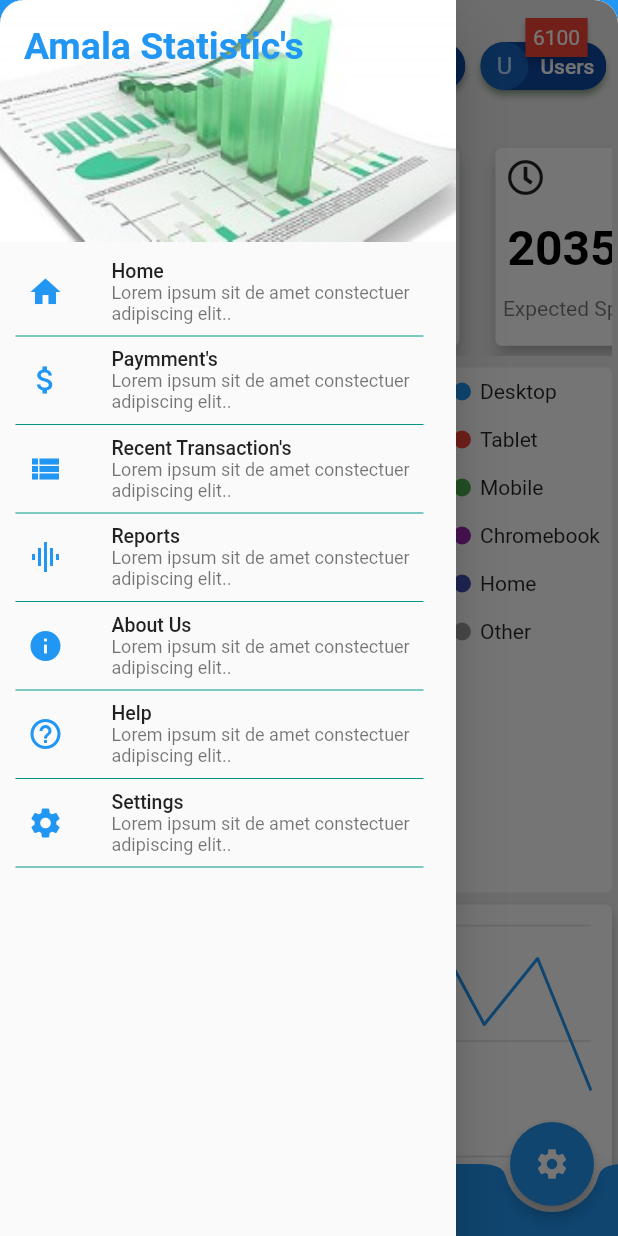
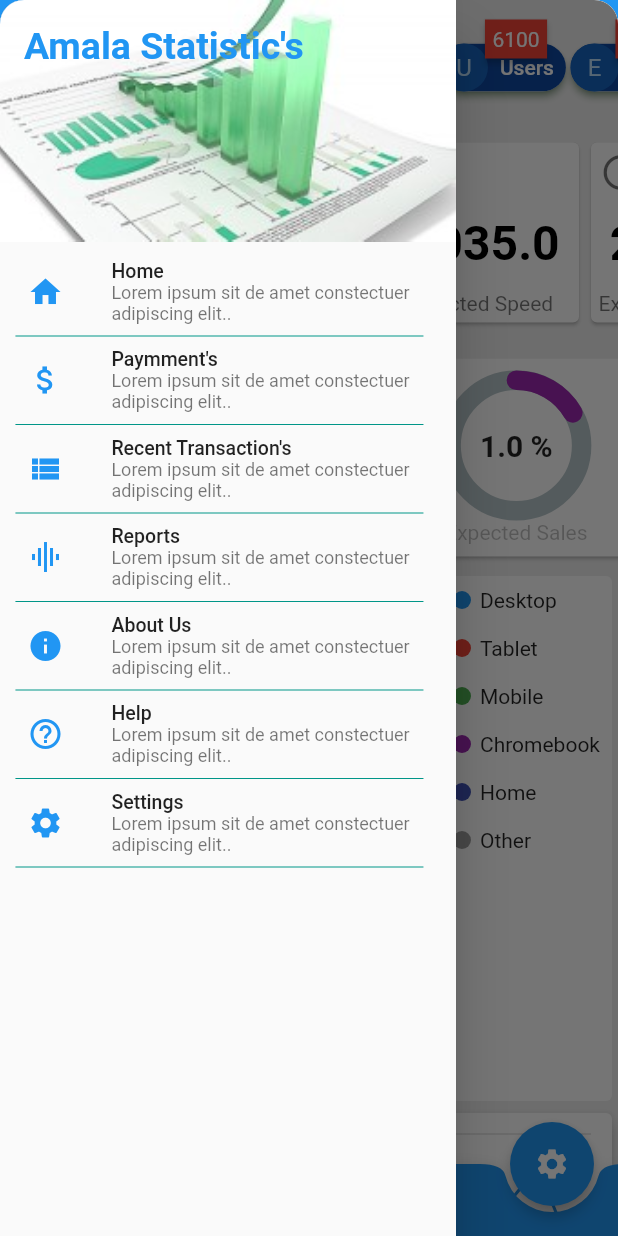
Before and after one commit to elirehema/iirc_flutter_d, a Flutter app: the MyHomeScreen screen opened directly, with the side drawer open, on a phone screen of 412 x 824 dp. Run offline on Flutter 3.47's test engine with Material 2 defaults, Android fonts, the phone set to English and light mode, and no system bars; drawn by our look-alikes of backdrop, badges, percent_indicator; our stand-ins replace charts_flutter, connectivity, flutter_secure_storage, font_awesome_flutter; accounts and stored records are empty.

Commit message:
Resolve Issues

```diff
--- a/lib/screens/screen_home.dart
+++ b/lib/screens/screen_home.dart
@@ -94,22 +94,20 @@ class _HomeScreenState extends State<MyHomeScreen> {
           child: new Container(
             color: colors.backgroundColor,
             child: ListView(
+              scrollDirection: Axis.vertical,
               children: <Widget>[
-                Card(
-                  elevation: 0,
-                  color: colors.backgroundColor,
-                  child: SizedBox(
+                Container(
                   // Horizontal ListView
-                    height: 80,
+                  height: 70,
+                  margin: const EdgeInsets.only(top: 10.0),
                   child: ListView.builder(
                     itemCount: reportTitle.length,
                     scrollDirection: Axis.horizontal,
                     itemBuilder: (context, index) {
                       return Container(
                         width: null,
-                          margin: const EdgeInsets.all(5.0),
+                        margin: const EdgeInsets.only(left: 3.0),
                         alignment: Alignment.center,
-
                         child: ChipWidget(
                           'chip',
                           nameText: reportTitle[index],
@@ -120,14 +118,10 @@ class _HomeScreenState extends State<MyHomeScreen> {
                     },
                   ),
                 ),
-                ),
+                Container(
+                  // Horizontal ListView
+                  height: 150,
 
-                Card(
-                  elevation: 0,
-                  color: Colors.transparent,
-                  child: SizedBox(
-                    // Horizontal ListView
-                    height: 145,
                   child: ListView.builder(
                     itemCount: reportTitle.length,
                     scrollDirection: Axis.horizontal,
@@ -136,23 +130,40 @@ class _HomeScreenState extends State<MyHomeScreen> {
                         width: null,
                         margin: const EdgeInsets.all(0.0),
                         alignment: Alignment.center,
-
                         child: DataCard(
                           'chip',
                           icon: FontAwesomeIcons.clock,
-                            title: '${(2030 * index + 10)/index}',
+                          title: '${(2030 * index + 10) / index}',
                           subTitle: 'Expected Speed ',
 
                         ),
-
                       );
-
                     },
                   ),
                 ),
-
+                Container(
+                  // Horizontal ListView
+                  height: 150,
+                  child: ListView.builder(
+                    itemCount: reportTitle.length,
+                    scrollDirection: Axis.horizontal,
+                    itemBuilder: (context, index) {
+                      return Container(
+                        width: null,
+                        margin: const EdgeInsets.all(0.0),
+                        alignment: Alignment.center,
+                        child: CircularPercentage(
+                          'circular_percentage',
+                          percentage: 0.0833 * index,
+                          title: '${0.5 * index} %',
+                          radius: 100.0,
+                          lineWidth: 13.0,
+                          footer: 'Expected Sales',
                         ),
-
+                      );
+                    },
+                  ),
+                ),
                 Card(
                     elevation: 0.0,
                     child: SizedBox(
@@ -173,87 +184,7 @@ class _HomeScreenState extends State<MyHomeScreen> {
          * Navigation Drawer start here
          * **/
         drawer: Drawer(
-          child: ListView(
-            padding: EdgeInsets.zero,
-            children: <Widget>[
-              DrawerHeader(
-                child: Text(
-                  'Amala Statistic\'s',
-                  style: TextStyle(
-                      fontWeight: FontWeight.bold,
-                      fontSize: 25,
-                      color: Colors.blue),
-                ),
-                decoration: BoxDecoration(
-                  color: Colors.blue,
-                  image: DecorationImage(
-                    image: ExactAssetImage('images/bac_ground_one.jpg'),
-                    fit: BoxFit.cover,
-                  ),
-                ),
-              ),
-              ListTileWidget(
-                'nav_home',
-                title: 'Home',
-                subTitle: _lorem,
-                icon: Icons.home,
-                disabled: false,
-                onTap: () {},
-              ),
-              ListTileWidget(
-                'nav_payments',
-                title: 'Paymment\'s',
-                subTitle: _lorem,
-                icon: Icons.attach_money,
-                disabled: false,
-                onTap: () {
-                  Navigator.pushNamed(context, '/payments');
-                },
-              ),
-              ListTileWidget(
-                'nav_recent_transaction',
-                title: 'Recent Transaction\'s',
-                subTitle: _lorem,
-                disabled: false,
-                icon: Icons.view_list,
-                onTap: () {},
-              ),
-              ListTileWidget(
-                'nav_reports',
-                title: 'Reports',
-                subTitle: _lorem,
-                disabled: false,
-                icon: Icons.graphic_eq,
-                onTap: () {},
-              ),
-              ListTileWidget(
-                'nav_about_us',
-                title: 'About Us',
-                subTitle: _lorem,
-                disabled: false,
-                icon: Icons.info,
-                onTap: () {},
-              ),
-              ListTileWidget(
-                'nav_help',
-                title: 'Help',
-                subTitle: _lorem,
-                disabled: false,
-                icon: Icons.help_outline,
-                onTap: () {},
-              ),
-              ListTileWidget(
-                'nav_settings',
-                title: 'Settings',
-                subTitle: _lorem,
-                disabled: false,
-                icon: Icons.settings,
-                onTap: () {
-                  Navigator.pushNamed(context, '/settings');
-                },
-              ),
-            ],
-          ),
+         child: mDrawerLayout(),
         ),
         /**
          * Bottom navigation  start here **/
--- a/lib/widgets/home_info_cards.dart
+++ b/lib/widgets/home_info_cards.dart
@@ -53,6 +53,9 @@ class _HomeInfoCardsState extends State<HomeInfoCards> {
                   Text('widget.subtitle', style: TextStyle(color: Colors.blue)),
             ),
             Container(
+                padding: EdgeInsets.only(
+          right: size.getWidthPx(12), left: size.getWidthPx(2)),
+
               color: Colors.red[400],
               height: 10.0,
 
--- a/lib/widgets/index.dart
+++ b/lib/widgets/index.dart
@@ -7,12 +7,14 @@ export './gradient_text.dart';
 export './boxfield.dart';
 export './bottom_curve_painter.dart';
 export './visibility.dart';
-export './tile_row.dart';
+export './widget_tile_row.dart';
 export './upper_curve_clipper.dart';
 export './progress_widget.dart';
 export './tabs_chips.dart';
 export './setting_section.dart';
 export './switch_row.dart';
-export './chip_widget.dart';
+export './widget_data_chip.dart';
 export './widget_listile.dart';
 export './widget_data_cards.dart';
+export './widget_percentage.dart';
+export './widget_drawer_layout.dart';
--- a/lib/widgets/widget_data_cards.dart
+++ b/lib/widgets/widget_data_cards.dart
@@ -2,6 +2,8 @@ import 'package:amala_statistics/utils/responsive_screen.dart';
 import 'package:flutter/cupertino.dart';
 import 'package:flutter/material.dart';
 import 'package:amala_statistics/utils/index.dart' as colors;
+import 'package:amala_statistics/widgets/widget_percentage.dart';
+
 
 class DataCard extends StatefulWidget{
 
@@ -36,16 +38,11 @@ class _DataCardsWidgetState extends State<DataCard>{
   @override
   Widget build(BuildContext context) {
     Screen size = Screen(MediaQuery.of(context).size);
-    // TODO: implement build
     return new   Container(
-      width: 160,
-      height: 140,
-      padding: EdgeInsets.only(
-          right: size.getWidthPx(12), left: size.getWidthPx(2)),
-
+      width: 130,
       child: Card(
         color: colors.textPrimaryLightColor,
-        elevation: 5.0,
+        elevation: 1.0,
         child: Column(
           mainAxisSize: MainAxisSize.min,
           crossAxisAlignment: CrossAxisAlignment.start,
@@ -57,6 +54,7 @@ class _DataCardsWidgetState extends State<DataCard>{
                 size: 24.0,
                 semanticLabel:
                 'Text to announce in accessibility modes',
+                color: colors.disabledTextColour,
               ),
             ),
             Padding(
--- a/lib/widgets/chip_widget.dart
+++ b/lib/widgets/widget_data_chip.dart
@@ -1,6 +1,3 @@
-
-
-import 'package:amala_statistics/utils/responsive_screen.dart';
 import 'package:flutter/material.dart';
 import 'package:badges/badges.dart';
 
@@ -23,9 +20,8 @@ class ChipWidget extends StatefulWidget {
 class _ChipWidgetState extends State<ChipWidget> {
   @override
   Widget build(BuildContext context) {
-    Screen size = Screen(MediaQuery.of(context).size);
 
-    // TODO: implement build
+
     return Badge(
       badgeContent: Text(widget.valueText, style: TextStyle(color: Colors.white),),
       position: BadgePosition.topLeft(top: -8, left: 30),
--- /dev/null
+++ b/lib/widgets/widget_drawer_layout.dart
@@ -0,0 +1,94 @@
+import 'package:amala_statistics/widgets/widget_listile.dart';
+import 'package:flutter/material.dart';
+
+class mDrawerLayout extends StatelessWidget {
+  static const String _lorem =
+      "Lorem ipsum sit de amet constectuer adipiscing elit..";
+
+  @override
+  Widget build(BuildContext context) {
+    // TODO: implement build
+    return ListView(
+      padding: EdgeInsets.zero,
+      children: <Widget>[
+        DrawerHeader(
+          child: Text(
+            'Amala Statistic\'s',
+            style: TextStyle(
+                fontWeight: FontWeight.bold,
+                fontSize: 25,
+                color: Colors.blue),
+          ),
+          decoration: BoxDecoration(
+            color: Colors.blue,
+            image: DecorationImage(
+              image: ExactAssetImage('images/bac_ground_one.jpg'),
+              fit: BoxFit.cover,
+            ),
+          ),
+        ),
+        ListTileWidget(
+          'nav_home',
+          title: 'Home',
+          subTitle: _lorem,
+          icon: Icons.home,
+          disabled: false,
+          onTap: () {},
+        ),
+        ListTileWidget(
+          'nav_payments',
+          title: 'Paymment\'s',
+          subTitle: _lorem,
+          icon: Icons.attach_money,
+          disabled: false,
+          onTap: () {
+            Navigator.pushNamed(context, '/payments');
+          },
+        ),
+        ListTileWidget(
+          'nav_recent_transaction',
+          title: 'Recent Transaction\'s',
+          subTitle: _lorem,
+          disabled: false,
+          icon: Icons.view_list,
+          onTap: () {},
+        ),
+        ListTileWidget(
+          'nav_reports',
+          title: 'Reports',
+          subTitle: _lorem,
+          disabled: false,
+          icon: Icons.graphic_eq,
+          onTap: () {},
+        ),
+        ListTileWidget(
+          'nav_about_us',
+          title: 'About Us',
+          subTitle: _lorem,
+          disabled: false,
+          icon: Icons.info,
+          onTap: () {},
+        ),
+        ListTileWidget(
+          'nav_help',
+          title: 'Help',
+          subTitle: _lorem,
+          disabled: false,
+          icon: Icons.help_outline,
+          onTap: () {},
+        ),
+        ListTileWidget(
+          'nav_settings',
+          title: 'Settings',
+          subTitle: _lorem,
+          disabled: false,
+          icon: Icons.settings,
+          onTap: () {
+            Navigator.pushNamed(context, '/settings');
+          },
+        ),
+      ],
+    );
+  }
+
+}
--- /dev/null
+++ b/lib/widgets/widget_percentage.dart
@@ -0,0 +1,69 @@
+import 'package:amala_statistics/utils/utils.dart';
+import 'package:flutter/cupertino.dart';
+import 'package:flutter/material.dart';
+import 'package:percent_indicator/percent_indicator.dart';
+
+import 'package:amala_statistics/utils/index.dart' as colors;
+
+class CircularPercentage extends StatefulWidget {
+  final String title, footer;
+  final double lineWidth;
+  final double radius;
+  final double percentage;
+  final Colors  colors;
+  final double mElevetion;
+  const CircularPercentage(
+    String s, {
+    Key key,
+    this.title,
+    this.lineWidth,
+    this.percentage,
+    this.radius,
+        this.colors,
+        this.mElevetion,
+        this.footer,
+
+  }) : super(key: key);
+
+  @override
+  State<StatefulWidget> createState() => _PercentageWidgetState();
+}
+
+class _PercentageWidgetState extends State<CircularPercentage> {
+  @override
+  Widget build(BuildContext context) {
+    Screen size = Screen(MediaQuery.of(context).size);
+
+
+    return new Card(
+      elevation: widget.mElevetion,
+     child: Container(
+         padding: EdgeInsets.only(
+          right: size.getWidthPx(12), left: size.getWidthPx(2)),
+
+       margin: const EdgeInsets.all(8.0),
+       child:CircularPercentIndicator(
+         radius: widget.radius,
+         lineWidth: widget.lineWidth,
+         percent: widget.percentage,
+         animation: true,
+         animationDuration: 1000,
+
+         center: new Text(
+           widget.title,
+           style:
+           new TextStyle(fontWeight: FontWeight.bold, fontSize: 20.0),
+         ),
+         footer: new Text(
+           widget.footer,
+           style:
+           new TextStyle(fontWeight: FontWeight.normal,color: colors.placeHolderColor),
+         ),
+         circularStrokeCap: CircularStrokeCap.round,
+         progressColor: Colors.purple,
+       ),
+     ),
+
+    );
+  }
+}
--- a/pubspec.yaml
+++ b/pubspec.yaml
@@ -14,7 +14,7 @@ description: A new Flutter project.
 version: 1.0.0+1
 
 environment:
-  sdk: ">=1.20.1 <3.0.0"
+  sdk: ">=2.2.0 <3.0.0"
 
 dependencies:
   flutter:
@@ -36,6 +36,7 @@ dev_dependencies:
   connectivity: ^0.4.5
   flutter_secure_storage: ^3.3.1+1
   badges: ^1.1.0
+  percent_indicator: "^2.1.1"
 
 # For information on the generic Dart part of this file, see the
 # following page: https://dart.dev/tools/pub/pubspec
```
Also changed, not shown: images/icon_logo.png (added), lib/widgets/widget_tile_row.dart (renamed from lib/widgets/tile_row.dart), pubspec.lock. Lines whose indentation alone changed are shown as unchanged.
